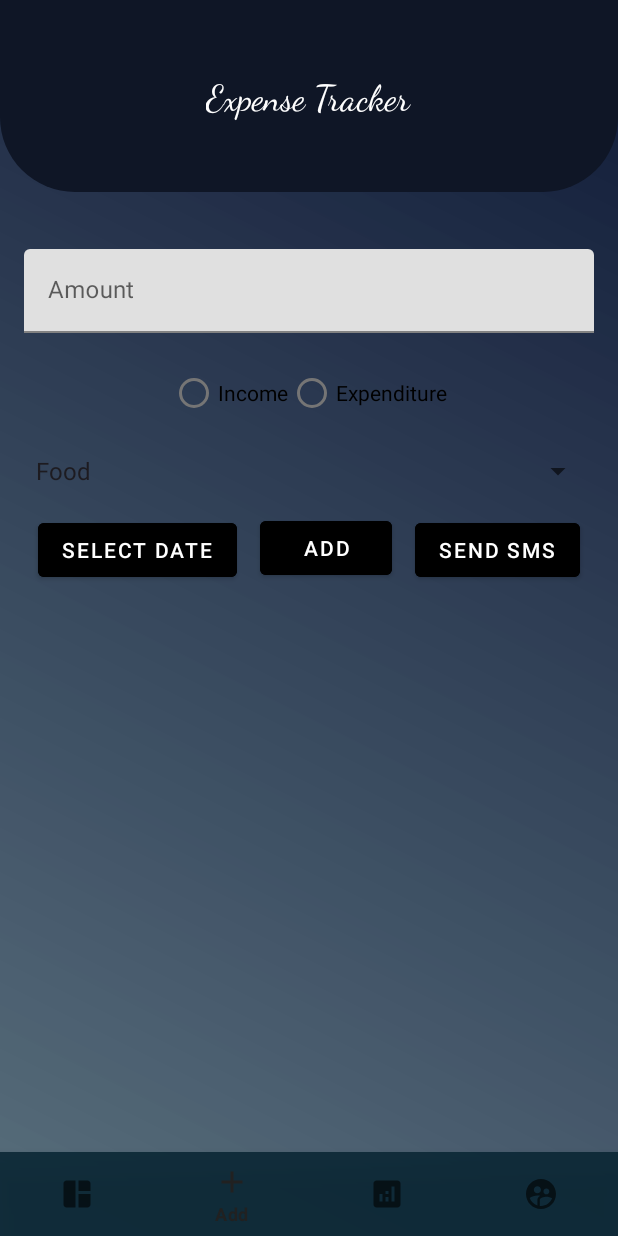
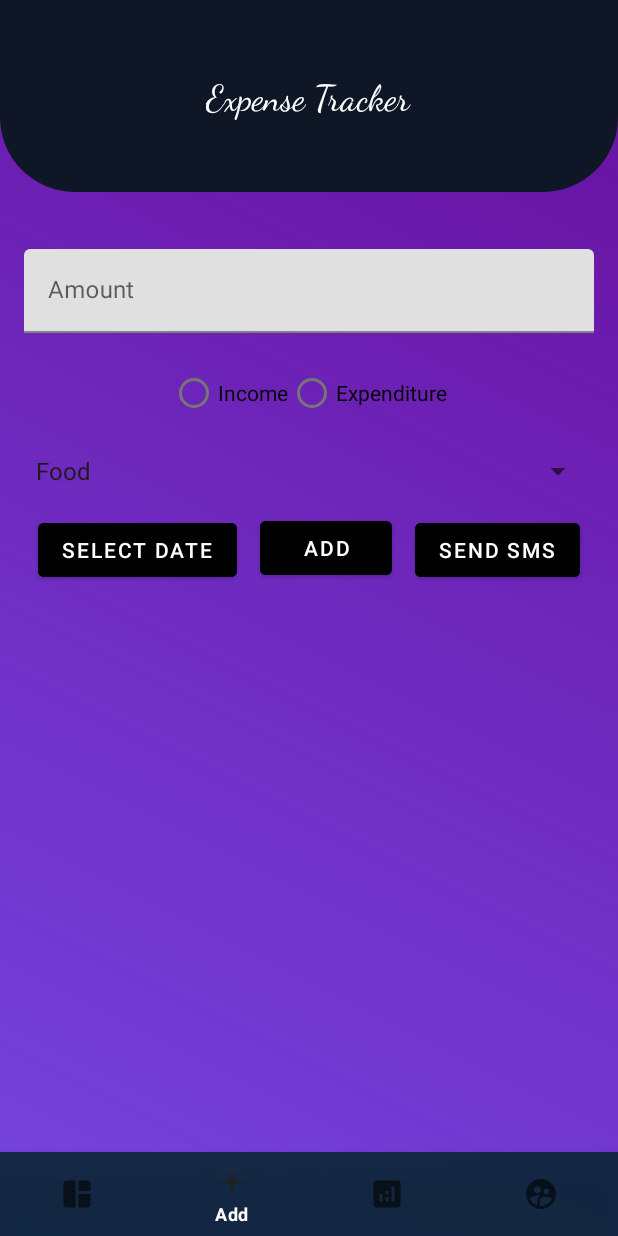
Before and after one commit to shivabalan1712/extc, an Android app: the screen it shows after launch (MainActivity), item 2 of the bottom bar chosen, on a phone screen of 412 x 824 dp. Run offline under Robolectric (Android 15) with nearby library versions, the light colour scheme and no system bars; our stand-ins replace Firebase (no records; nobody signed in at launch, a user with empty details on screens opened directly); libraries missing offline, so code that uses them is left out: com.github.mikephil.charting; 1 statement that could not run was skipped.

Commit message:
Theme Changed

```diff
--- a/app/src/main/AndroidManifest.xml
+++ b/app/src/main/AndroidManifest.xml
@@ -21,7 +21,7 @@
         tools:targetApi="31">
         <meta-data
             android:name="com.google.android.geo.API_KEY"
-            android:value="Your_api_key"/>
+            android:value="Your_Api_key"/>
         <activity
             android:name=".Register"
             android:exported="false" />
--- a/app/src/main/res/drawable/bg.xml
+++ b/app/src/main/res/drawable/bg.xml
@@ -3,6 +3,6 @@
 <gradient
     android:angle="45"
     android:type="linear"
-    android:endColor="#101A37"
-    android:startColor="#B9193B4B"/>
+    android:endColor="#680F9E"
+    android:startColor="#B94102D5"/>
 </shape>
--- a/app/src/main/res/layout/activity_login.xml
+++ b/app/src/main/res/layout/activity_login.xml
@@ -15,7 +15,7 @@
         android:layout_width="match_parent"
         android:layout_height="wrap_content"
         android:backgroundTint="#27FFFFFF"
-        app:cardElevation="20dp"
+        app:cardElevation="5dp"
         android:elevation="10dp"
         app:cardCornerRadius="10dp">
         <LinearLayout
--- a/app/src/main/res/layout/activity_main.xml
+++ b/app/src/main/res/layout/activity_main.xml
@@ -27,8 +27,11 @@
         android:id="@+id/bottom_navigation"
         android:layout_width="match_parent"
         android:layout_height="wrap_content"
+        android:elevation="5dp"
         android:layout_alignParentBottom="true"
         app:menu="@menu/bottom_navigation_menu"
+        app:itemRippleColor="@color/white"
+        app:itemTextColor="@color/white"
         android:background="@drawable/bg_bar"/>
 
     <androidx.fragment.app.FragmentContainerView
--- a/app/src/main/res/layout/activity_register.xml
+++ b/app/src/main/res/layout/activity_register.xml
@@ -15,7 +15,7 @@
         android:layout_width="match_parent"
         android:layout_height="wrap_content"
         android:backgroundTint="#27FFFFFF"
-        app:cardElevation="20dp"
+        app:cardElevation="5dp"
         android:elevation="10dp"
         app:cardCornerRadius="10dp">
         <LinearLayout
--- a/app/src/main/res/layout/fragment_analytics.xml
+++ b/app/src/main/res/layout/fragment_analytics.xml
@@ -43,6 +43,7 @@
             android:id="@+id/incomeBarChart"
             android:layout_width="match_parent"
             android:layout_height="300dp"
+            android:outlineAmbientShadowColor="@color/white"
             android:layout_marginTop="1dp"
             android:layout_alignParentTop="true"/>
     </androidx.cardview.widget.CardView>
```
Also changed, not shown: app/src/main/res/layout/fragment_dashboard.xml (+6 -6 lines).
